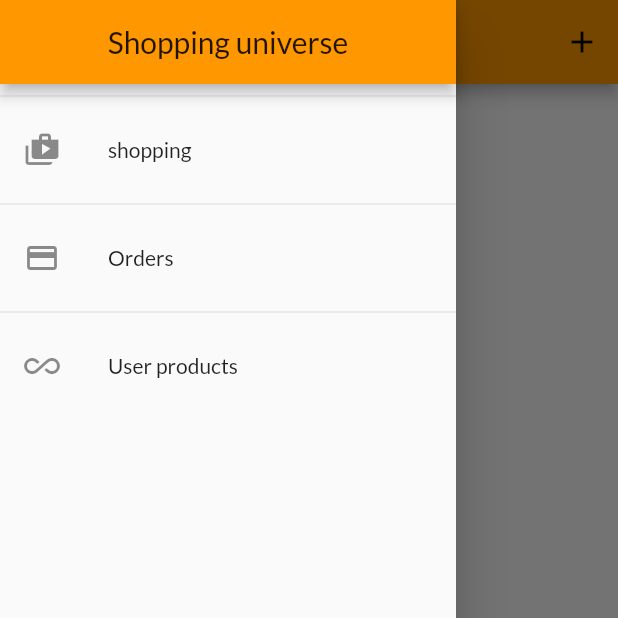
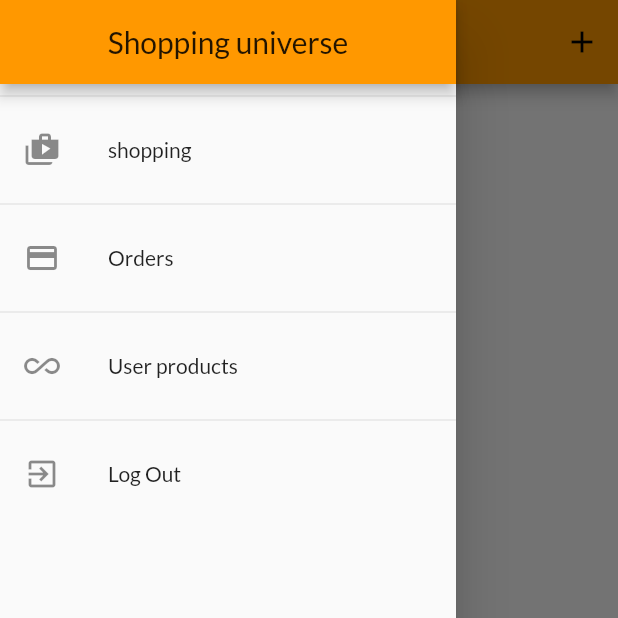
Before and after one commit to SIMOHANNANI/ShopFlutterApp, a Flutter app: the UserProductScreen screen opened by its route, with the side drawer open, on a phone screen of 412 x 824 dp, the top half of it. Run offline on Flutter 3.47's test engine with Material 2 defaults, Android fonts, the phone set to English and light mode, and no system bars; network calls fail.

Commit message:
setting up login out the user functionality

```diff
--- a/lib/screens/user_product_screen.dart
+++ b/lib/screens/user_product_screen.dart
@@ -7,12 +7,15 @@ import './edit_product_screen.dart';
 
 class UserProductScreen extends StatelessWidget {
   static const routeName = '/user-product';
-  Future<void> _refreshIndicator(BuildContext context) async{
-    await Provider.of<ProductsProvider>(context,listen: false).dataBaseOperation();
+
+  Future<void> _refreshIndicator(BuildContext context) async {
+    await Provider.of<ProductsProvider>(context, listen: false)
+        .dataBaseOperation(true);
   }
+
   @override
   Widget build(BuildContext context) {
-    final products = Provider.of<ProductsProvider>(context);
+//    final products = Provider.of<ProductsProvider>(context);
     return Scaffold(
       appBar: AppBar(
         title: Text('User products'),
@@ -26,9 +29,21 @@ class UserProductScreen extends StatelessWidget {
           ),
         ],
       ),
-      body: RefreshIndicator(
+      body: FutureBuilder(
+
+        future: _refreshIndicator(context),
+        builder: (ctx, snapshot) =>
+            snapshot.connectionState == ConnectionState.waiting
+                ? Center(
+                    child: SizedBox(
+                        width: 100.0,
+                        height: 100.0,
+                        child: CircularProgressIndicator()),
+                  )
+                : RefreshIndicator(
                     onRefresh: () => _refreshIndicator(context),
-        child: Padding(
+                    child: Consumer<ProductsProvider>(
+                      builder: (ctx, products, _) => Padding(
                         padding: EdgeInsets.symmetric(
                           vertical: 15.0,
                           horizontal: 10.0,
@@ -43,6 +58,8 @@ class UserProductScreen extends StatelessWidget {
                         ),
                       ),
                     ),
+                  ),
+      ),
       drawer: AppDrawer(),
     );
   }
--- a/lib/widgets/app_drawer.dart
+++ b/lib/widgets/app_drawer.dart
@@ -1,7 +1,8 @@
 import 'package:flutter/material.dart';
+import 'package:provider/provider.dart';
 import '../screens/orders_screen.dart';
 import '../screens/user_product_screen.dart';
-
+import '../providers/auth.dart';
 class AppDrawer extends StatelessWidget {
   @override
   Widget build(BuildContext context) {
@@ -46,6 +47,16 @@ class AppDrawer extends StatelessWidget {
                   .pushReplacementNamed(UserProductScreen.routeName);
             },
           ),
+          Divider(),
+          ListTile(
+            leading: Icon(
+              Icons.exit_to_app,
+            ),
+            title: Text('Log Out'),
+            onTap: () {
+              Provider.of<Auth>(context,listen: false).logOut();
+            },
+          ),
         ],
       ),
     );
--- a/lib/widgets/product_item.dart
+++ b/lib/widgets/product_item.dart
@@ -13,7 +13,7 @@ class ProductItem extends StatelessWidget {
     final cart = Provider.of<Cart>(context, listen: false);
     // When we wanna just a subpart of the builder to be interested by the
     // changes we've to use the consumer widget;
-    final auth = Provider.of<Auth>(context, listen: false).token;
+    final auth = Provider.of<Auth>(context, listen: false);
     return Consumer<Product>(
       builder: (ctx, product, child) => GridTile(
         child: GestureDetector(
@@ -37,7 +37,7 @@ class ProductItem extends StatelessWidget {
                     ? Icons.favorite
                     : Icons.favorite_border),
                 onPressed: () {
-                  product.toggleProductFavorite(auth);
+                  product.toggleProductFavorite(auth.token,auth.userId);
                 },
                 color: Theme.of(context).accentColor,
               ),
--- a/pubspec.yaml
+++ b/pubspec.yaml
@@ -27,6 +27,7 @@ dependencies:
   provider: ^4.1.3
   intl: ^0.16.1
   http: ^0.12.1
+  shared_preferences: ^0.5.7+3
 
 
   # The following adds the Cupertino Icons font to your application.
```
Also changed, not shown: lib/main.dart (+4 -4 lines), lib/providers/auth.dart (+27 -2 lines), lib/providers/orders.dart (+8 -7 lines), lib/providers/product.dart (+16 -14 lines), lib/providers/products_provider.dart (+36 -19 lines), pubspec.lock. Lines whose indentation alone changed are shown as unchanged.
